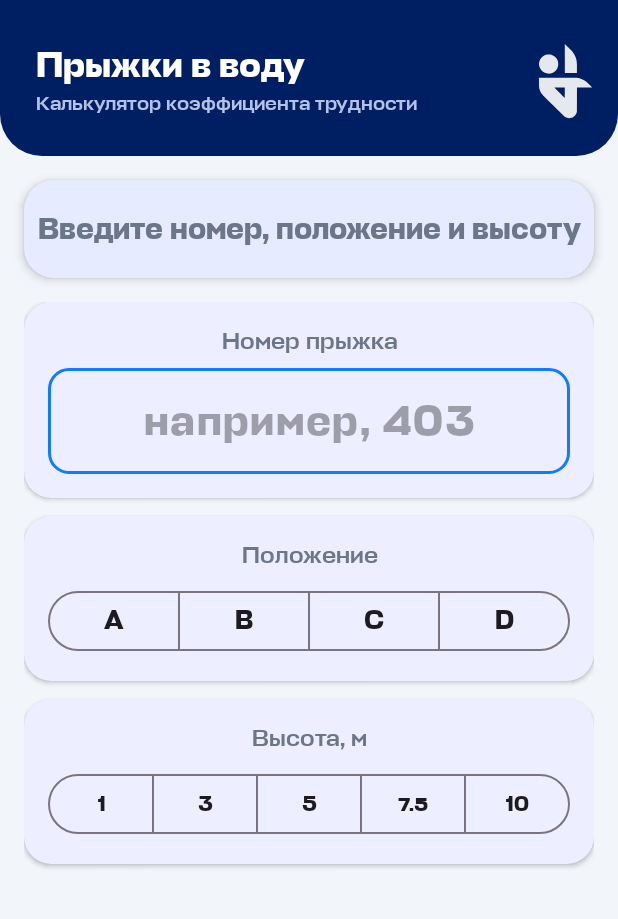
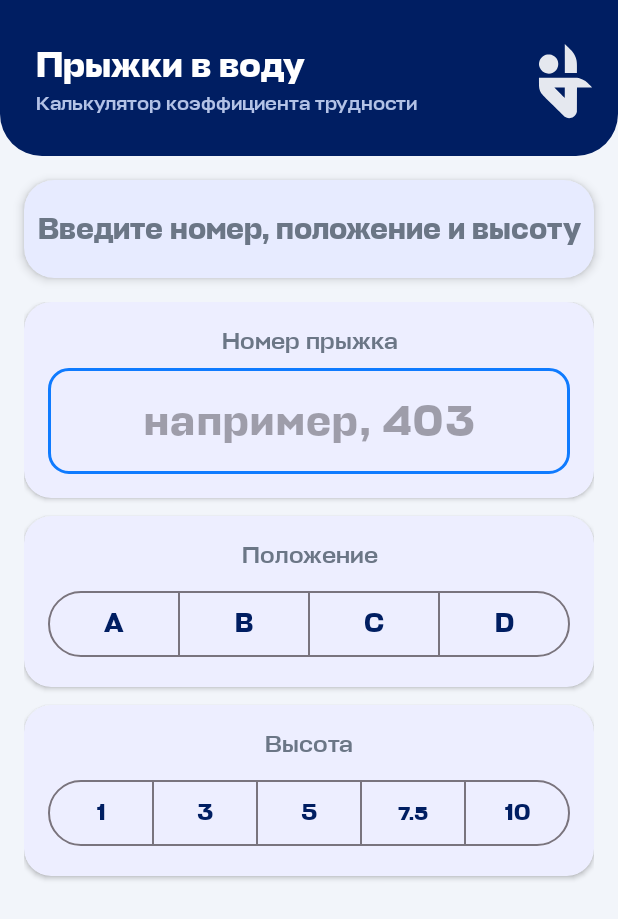
Before and after one commit to DobDmitry/Diving-DD, an Android app: the screen it shows after launch (MainActivity), on a phone screen of 412 x 824 dp. Shown: the top 919 px of the screen. Run offline under Robolectric (Android 15) with nearby library versions, the phone set to English and light mode, and no system bars.

Commit message:
Improve button UX: availability logic, visual states, and 7.5 fix
- Disable/dim position and height buttons unavailable for the selected dive code
- Clear deselected button if it becomes unavailable when code changes
- Add btn_toggle_bg and btn_toggle_text ColorStateLists: teal fill + white text when checked, dimmed when disabled
- Fix 7.5 height button truncation: paddingStart/End=2dp, minWidth=0dp, textSize 13sp
- Rename label "Высота, м" → "Высота"
- Add diving pictogram to header top-right corner
- Increase section label font size to 16sp

Co-Authored-By: Claude Sonnet 4.6 <noreply@anthropic.com>
Claude-Session: https://claude.ai/code/session_01QpFywWm6zD2cCXx1ptd53R

```diff
--- /dev/null
+++ b/android-app/app/src/main/res/color/btn_toggle_bg.xml
@@ -0,0 +1,6 @@
+<?xml version="1.0" encoding="utf-8"?>
+<selector xmlns:android="http://schemas.android.com/apk/res/android">
+    <item android:state_enabled="false" android:color="#18001E62" />
+    <item android:state_checked="true"  android:color="#0BCF9B" />
+    <item                               android:color="#00FFFFFF" />
+</selector>
--- /dev/null
+++ b/android-app/app/src/main/res/color/btn_toggle_text.xml
@@ -0,0 +1,6 @@
+<?xml version="1.0" encoding="utf-8"?>
+<selector xmlns:android="http://schemas.android.com/apk/res/android">
+    <item android:state_enabled="false" android:color="#40001E62" />
+    <item android:state_checked="true"  android:color="#FFFFFF" />
+    <item                               android:color="#001E62" />
+</selector>
--- a/android-app/app/src/main/res/layout/activity_main.xml
+++ b/android-app/app/src/main/res/layout/activity_main.xml
@@ -16,7 +16,6 @@
         android:paddingBottom="24dp">
 
         <ImageView
-            android:id="@+id/headerDiver"
             android:layout_width="38dp"
             android:layout_height="52dp"
             android:layout_alignParentEnd="true"
@@ -73,8 +72,7 @@
     <ScrollView
         android:layout_width="match_parent"
         android:layout_height="0dp"
-        android:layout_weight="1"
-        android:fillViewport="false">
+        android:layout_weight="1">
 
         <LinearLayout
             android:layout_width="match_parent"
@@ -168,41 +166,49 @@
                             android:id="@+id/btnPosA"
                             style="@style/Widget.Material3.Button.OutlinedButton"
                             android:layout_width="0dp"
-                            android:layout_height="48dp"
+                            android:layout_height="52dp"
                             android:layout_weight="1"
                             android:text="A"
                             android:textSize="17sp"
-                            android:fontFamily="@font/stapel_bold" />
+                            android:fontFamily="@font/stapel_bold"
+                            android:textColor="@color/btn_toggle_text"
+                            app:backgroundTint="@color/btn_toggle_bg" />
 
                         <com.google.android.material.button.MaterialButton
                             android:id="@+id/btnPosB"
                             style="@style/Widget.Material3.Button.OutlinedButton"
                             android:layout_width="0dp"
-                            android:layout_height="48dp"
+                            android:layout_height="52dp"
                             android:layout_weight="1"
                             android:text="B"
                             android:textSize="17sp"
-                            android:fontFamily="@font/stapel_bold" />
+                            android:fontFamily="@font/stapel_bold"
+                            android:textColor="@color/btn_toggle_text"
+                            app:backgroundTint="@color/btn_toggle_bg" />
 
                         <com.google.android.material.button.MaterialButton
                             android:id="@+id/btnPosC"
                             style="@style/Widget.Material3.Button.OutlinedButton"
                             android:layout_width="0dp"
-                            android:layout_height="48dp"
+                            android:layout_height="52dp"
                             android:layout_weight="1"
                             android:text="C"
                             android:textSize="17sp"
-                            android:fontFamily="@font/stapel_bold" />
+                            android:fontFamily="@font/stapel_bold"
+                            android:textColor="@color/btn_toggle_text"
+                            app:backgroundTint="@color/btn_toggle_bg" />
 
                         <com.google.android.material.button.MaterialButton
                             android:id="@+id/btnPosD"
                             style="@style/Widget.Material3.Button.OutlinedButton"
                             android:layout_width="0dp"
-                            android:layout_height="48dp"
+                            android:layout_height="52dp"
                             android:layout_weight="1"
                             android:text="D"
                             android:textSize="17sp"
-                            android:fontFamily="@font/stapel_bold" />
+                            android:fontFamily="@font/stapel_bold"
+                            android:textColor="@color/btn_toggle_text"
+                            app:backgroundTint="@color/btn_toggle_bg" />
 
                     </com.google.android.material.button.MaterialButtonToggleGroup>
 
@@ -227,7 +233,7 @@
                     <TextView
                         android:layout_width="match_parent"
                         android:layout_height="wrap_content"
-                        android:text="Высота, м"
+                        android:text="Высота"
                         android:textColor="@color/text_secondary"
                         android:fontFamily="@font/stapel_medium"
                         android:textSize="16sp"
@@ -245,51 +251,76 @@
                             android:id="@+id/btnH1"
                             style="@style/Widget.Material3.Button.OutlinedButton"
                             android:layout_width="0dp"
-                            android:layout_height="48dp"
+                            android:layout_height="52dp"
                             android:layout_weight="1"
+                            android:paddingStart="2dp"
+                            android:paddingEnd="2dp"
+                            android:minWidth="0dp"
                             android:text="1"
-                            android:textSize="14sp"
-                            android:fontFamily="@font/stapel_bold" />
+                            android:textSize="15sp"
+                            android:fontFamily="@font/stapel_bold"
+                            android:textColor="@color/btn_toggle_text"
+                            app:backgroundTint="@color/btn_toggle_bg" />
 
                         <com.google.android.material.button.MaterialButton
                             android:id="@+id/btnH3"
                             style="@style/Widget.Material3.Button.OutlinedButton"
                             android:layout_width="0dp"
-                            android:layout_height="48dp"
+                            android:layout_height="52dp"
                             android:layout_weight="1"
+                            android:paddingStart="2dp"
+                            android:paddingEnd="2dp"
+                            android:minWidth="0dp"
                             android:text="3"
-                            android:textSize="14sp"
-                            android:fontFamily="@font/stapel_bold" />
+                            android:textSize="15sp"
+                            android:fontFamily="@font/stapel_bold"
+                            android:textColor="@color/btn_toggle_text"
+                            app:backgroundTint="@color/btn_toggle_bg" />
 
                         <com.google.android.material.button.MaterialButton
                             android:id="@+id/btnH5"
                             style="@style/Widget.Material3.Button.OutlinedButton"
                             android:layout_width="0dp"
-                            android:layout_height="48dp"
+                            android:layout_height="52dp"
                             android:layout_weight="1"
+                            android:paddingStart="2dp"
+                            android:paddingEnd="2dp"
+                            android:minWidth="0dp"
                             android:text="5"
-                            android:textSize="14sp"
-                            android:fontFamily="@font/stapel_bold" />
+                            android:textSize="15sp"
+                            android:fontFamily="@font/stapel_bold"
+                            android:textColor="@color/btn_toggle_text"
+                            app:backgroundTint="@color/btn_toggle_bg" />
 
                         <com.google.android.material.button.MaterialButton
                             android:id="@+id/btnH75"
                             style="@style/Widget.Material3.Button.OutlinedButton"
                             android:layout_width="0dp"
-                            android:layout_height="48dp"
+                            android:layout_height="52dp"
                             android:layout_weight="1"
+                            android:paddingStart="2dp"
+                            android:paddingEnd="2dp"
+                            android:minWidth="0dp"
                             android:text="7.5"
                             android:textSize="13sp"
-                            android:fontFamily="@font/stapel_bold" />
+                            android:fontFamily="@font/stapel_bold"
+                            android:textColor="@color/btn_toggle_text"
+                            app:backgroundTint="@color/btn_toggle_bg" />
 
                         <com.google.android.material.button.MaterialButton
                             android:id="@+id/btnH10"
                             style="@style/Widget.Material3.Button.OutlinedButton"
                             android:layout_width="0dp"
-                            android:layout_height="48dp"
+                            android:layout_height="52dp"
                             android:layout_weight="1"
+                            android:paddingStart="2dp"
+                            android:paddingEnd="2dp"
+                            android:minWidth="0dp"
                             android:text="10"
-                            android:textSize="14sp"
-                            android:fontFamily="@font/stapel_bold" />
+                            android:textSize="15sp"
+                            android:fontFamily="@font/stapel_bold"
+                            android:textColor="@color/btn_toggle_text"
+                            app:backgroundTint="@color/btn_toggle_bg" />
 
                     </com.google.android.material.button.MaterialButtonToggleGroup>
 
```
Also changed, not shown: android-app/app/src/main/java/com/divingdd/app/MainActivity.kt (+68 -21 lines).
